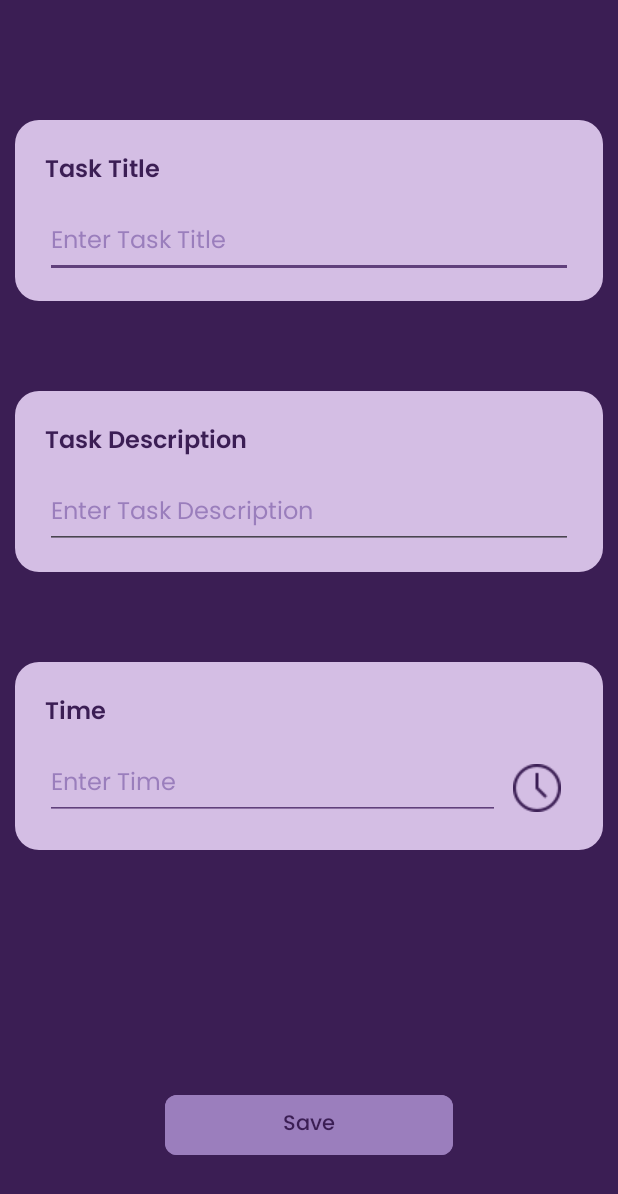
After one commit to Poppy-git/TaskManagerApp, an Android app: the AddDaily screen opened directly, with no data from a screen before it, on a phone screen of 412 x 824 dp. The commit adds this screen. Shown: the top 1194 px of the screen. Run offline under Robolectric (Android 15) with nearby library versions, the phone set to English and light mode, and no system bars.

Commit message:
add daily

```diff
--- /dev/null
+++ b/app/src/main/java/com/example/taskmanagerapp/AddDaily.java
@@ -0,0 +1,87 @@
+package com.example.taskmanagerapp;
+
+import android.content.Intent;
+import android.os.Bundle;
+import android.view.View;
+import android.widget.Button;
+import android.widget.EditText;
+import android.widget.ImageButton;
+import android.widget.TextView;
+
+import androidx.activity.EdgeToEdge;
+import androidx.appcompat.app.AppCompatActivity;
+import androidx.core.graphics.Insets;
+import androidx.core.view.ViewCompat;
+import androidx.core.view.WindowInsetsCompat;
+
+import com.example.taskmanagerapp.entity.Task;
+import com.example.taskmanagerapp.helper.DatabaseHelper;
+import com.google.android.material.timepicker.MaterialTimePicker;
+import com.google.android.material.timepicker.TimeFormat;
+
+import java.text.MessageFormat;
+import java.util.Locale;
+
+public class AddDaily extends AppCompatActivity {
+
+
+    EditText txtTitle, txtDescription;
+    TextView txtEnterTime;
+    ImageButton btnclock;
+    Button btnsave;
+
+    @Override
+    protected void onCreate(Bundle savedInstanceState) {
+        super.onCreate(savedInstanceState);
+        EdgeToEdge.enable(this);
+        setContentView(R.layout.activity_add_daily);
+        ViewCompat.setOnApplyWindowInsetsListener(findViewById(R.id.main), (v, insets) -> {
+            Insets systemBars = insets.getInsets(WindowInsetsCompat.Type.systemBars());
+            v.setPadding(systemBars.left, systemBars.top, systemBars.right, systemBars.bottom);
+            return insets;
+        });
+
+            txtTitle = findViewById(R.id.txtTitle);
+            txtDescription = findViewById(R.id.txtDescription);
+            txtEnterTime = findViewById(R.id.txtEnterTime);
+            btnclock = findViewById(R.id.btnClock);
+            btnsave = findViewById(R.id.btnsave);
+
+            btnclock.setOnClickListener(new View.OnClickListener() {
+                @Override
+                public void onClick(View v) {
+                    MaterialTimePicker timePicker = new MaterialTimePicker.Builder()
+                            .setTimeFormat(TimeFormat.CLOCK_12H)
+                            .setHour(12)
+                            .setMinute(0)
+                            .setInputMode(MaterialTimePicker.INPUT_MODE_KEYBOARD)
+                            .setTitleText("Pick Time")
+                            .build();
+                    timePicker.addOnPositiveButtonClickListener(new View.OnClickListener(){
+
+                        @Override
+                        public void onClick(View v) {
+                            txtEnterTime.setText(MessageFormat.format("{0}:{1}", String.format(Locale.getDefault(), "%02d",timePicker.getHour()),String.format(Locale.getDefault(),"%02d",timePicker.getMinute())));
+                        }
+                    });
+                    timePicker.show(getSupportFragmentManager(),"tag");
+                }
+            });
+
+
+            btnsave.setOnClickListener(v-> {
+                String taskTitle =txtTitle.getText().toString();
+                String taskDescription = txtDescription.getText().toString();
+                String taskTime = txtEnterTime.getText().toString();
+
+
+                DatabaseHelper dh = new DatabaseHelper(AddDaily.this);
+                Task task = new Task(taskTitle, taskDescription, taskTime);
+                dh.createTask(task);
+
+                Intent i = new Intent(AddDaily.this, AddEdit.class);
+                startActivity(i);
+                finish();
+            });
+    }
+}
--- a/app/src/main/java/com/example/taskmanagerapp/AddEdit.java
+++ b/app/src/main/java/com/example/taskmanagerapp/AddEdit.java
@@ -1,14 +1,31 @@
 package com.example.taskmanagerapp;
 
+import android.content.Intent;
+import android.database.Cursor;
 import android.os.Bundle;
+import android.widget.Button;
+import android.widget.Toast;
 
 import androidx.activity.EdgeToEdge;
 import androidx.appcompat.app.AppCompatActivity;
 import androidx.core.graphics.Insets;
 import androidx.core.view.ViewCompat;
 import androidx.core.view.WindowInsetsCompat;
+import androidx.recyclerview.widget.LinearLayoutManager;
+import androidx.recyclerview.widget.RecyclerView;
+
+import com.example.taskmanagerapp.entity.Task;
+import com.example.taskmanagerapp.helper.DatabaseHelper;
+import com.example.taskmanagerapp.helper.TaskAdapter;
+
+import java.util.ArrayList;
 
 public class AddEdit extends AppCompatActivity {
+
+    Button btnNewTask;
+    RecyclerView rvTask;
+
+    ArrayList<Task> taskList = new ArrayList<>();
 
     @Override
     protected void onCreate(Bundle savedInstanceState) {
@@ -20,5 +37,44 @@ public class AddEdit extends AppCompatActivity {
             v.setPadding(systemBars.left, systemBars.top, systemBars.right, systemBars.bottom);
             return insets;
         });
+
+        btnNewTask = findViewById(R.id.btnNewTask);
+        RecyclerView rvTask = findViewById(R.id.rvTask);
+
+
+        rvTask.setScrollbarFadingEnabled(false);
+
+        btnNewTask.setOnClickListener( v-> {
+            Intent i = new Intent(AddEdit.this, AddDaily.class);
+            startActivity(i);
+            finish();
+
+        });
+
+
+        DatabaseHelper dh = new DatabaseHelper(AddEdit.this);
+        Cursor cur = dh.readAllTask();
+
+        if(cur.getCount()==0) {
+            //NO DATA
+        } else {
+
+            while (cur.moveToNext()) {
+                Task t = new Task (cur.getString(1), cur.getString(2),"Due at " +  cur.getString(3) );
+
+                taskList.add(t);
+            }
+
+            //Toast.makeText(this, taskList.size() + "", Toast.LENGTH_SHORT).show();
+        }
+
+        TaskAdapter taskAdapter = new TaskAdapter(AddEdit.this, taskList);
+        rvTask.setAdapter(taskAdapter);
+        rvTask.setLayoutManager(new LinearLayoutManager(AddEdit.this));
+
+
+
+
+
     }
 }
--- /dev/null
+++ b/app/src/main/res/layout/activity_add_daily.xml
@@ -0,0 +1,163 @@
+<?xml version="1.0" encoding="utf-8"?>
+<LinearLayout xmlns:android="http://schemas.android.com/apk/res/android"
+    xmlns:app="http://schemas.android.com/apk/res-auto"
+    xmlns:tools="http://schemas.android.com/tools"
+    android:id="@+id/main"
+    android:layout_width="match_parent"
+    android:layout_height="match_parent"
+    android:background="@color/bgColor"
+    android:backgroundTint="@color/bgColor"
+    android:orientation="vertical"
+    tools:context=".AddDaily">
+
+    <LinearLayout
+        android:layout_width="match_parent"
+        android:layout_height="wrap_content"
+        android:layout_marginLeft="10dp"
+        android:layout_marginTop="80dp"
+        android:layout_marginRight="10dp"
+        android:background="@drawable/rounded_background"
+        android:orientation="vertical">
+
+        <TextView
+            android:id="@+id/txtTaskTitle"
+            android:layout_width="wrap_content"
+            android:layout_height="wrap_content"
+            android:layout_marginLeft="20dp"
+            android:layout_marginTop="20dp"
+            android:layout_marginBottom="10dp"
+            android:fontFamily="@font/poppins_semibold"
+            android:text="Task Title"
+            android:textColor="@color/bgColor"
+            android:textSize="16sp" />
+
+        <EditText
+            android:id="@+id/txtTitle"
+            android:layout_width="match_parent"
+            android:layout_height="wrap_content"
+            android:layout_marginLeft="20dp"
+            android:layout_marginRight="20dp"
+            android:layout_marginBottom="15dp"
+            android:backgroundTint="@color/terColor"
+            android:ems="10"
+            android:fontFamily="@font/poppins"
+            android:hint="Enter Task Title"
+            android:inputType="text"
+            android:textColor="@color/bgColor"
+            android:textColorHint="@color/textHint"
+            android:textSize="16sp" />
+    </LinearLayout>
+
+    <LinearLayout
+        android:layout_width="match_parent"
+        android:layout_height="wrap_content"
+        android:layout_marginLeft="10dp"
+        android:layout_marginTop="60dp"
+        android:layout_marginRight="10dp"
+        android:background="@drawable/rounded_background"
+        android:orientation="vertical">
+
+        <TextView
+            android:id="@+id/txtTaskDescript"
+            android:layout_width="wrap_content"
+            android:layout_height="wrap_content"
+            android:layout_marginLeft="20dp"
+            android:layout_marginTop="20dp"
+            android:layout_marginBottom="10dp"
+            android:fontFamily="@font/poppins_semibold"
+            android:text="Task Description"
+            android:textColor="@color/bgColor"
+            android:textSize="16sp" />
+
+        <EditText
+            android:id="@+id/txtDescription"
+            android:layout_width="match_parent"
+            android:layout_height="wrap_content"
+            android:layout_marginLeft="20dp"
+            android:layout_marginRight="20dp"
+            android:layout_marginBottom="15dp"
+            android:ems="10"
+            android:fontFamily="@font/poppins"
+            android:hint="Enter Task Description"
+            android:inputType="text"
+            android:textColor="@color/bgColor"
+            android:textColorHint="@color/textHint"
+            android:textSize="16sp" />
+
+    </LinearLayout>
+
+    <LinearLayout
+        android:layout_width="match_parent"
+        android:layout_height="wrap_content"
+        android:layout_marginLeft="10dp"
+        android:layout_marginTop="60dp"
+        android:layout_marginRight="10dp"
+        android:background="@drawable/rounded_background"
+        android:orientation="vertical">
+
+        <TextView
+            android:id="@+id/txtTime"
+            android:layout_width="wrap_content"
+            android:layout_height="wrap_content"
+            android:layout_marginLeft="20dp"
+            android:layout_marginTop="20dp"
+            android:layout_marginBottom="10dp"
+            android:fontFamily="@font/poppins_semibold"
+            android:text="Time"
+            android:textColor="@color/bgColor"
+            android:textSize="16sp" />
+
+        <LinearLayout
+            android:layout_width="match_parent"
+            android:layout_height="wrap_content"
+            android:layout_marginLeft="20dp"
+            android:layout_marginRight="20dp"
+            android:layout_marginBottom="15dp"
+            android:orientation="horizontal">
+
+            <EditText
+                android:id="@+id/txtEnterTime"
+                android:layout_width="wrap_content"
+                android:layout_height="wrap_content"
+                android:backgroundTint="@color/terColor"
+                android:ems="13"
+                android:fontFamily="@font/poppins"
+                android:hint="Enter Time"
+                android:inputType="time"
+                android:textColor="@color/bgColor"
+                android:textColorHint="@color/textHint"
+                android:textSize="16sp" />
+
+            <ImageButton
+                android:id="@+id/btnClock"
+                android:layout_width="wrap_content"
+                android:layout_height="wrap_content"
+                android:backgroundTint="#00FFFFFF"
+                app:tint="@color/bgColor"
+                app:srcCompat="@drawable/clock" />
+        </LinearLayout>
+    </LinearLayout>
+
+    <LinearLayout
+        android:layout_width="match_parent"
+        android:layout_height="match_parent"
+        android:gravity="bottom|center_horizontal"
+        android:orientation="vertical">
+
+        <Button
+            android:id="@+id/btnsave"
+            android:layout_width="match_parent"
+            android:layout_height="wrap_content"
+            android:layout_marginLeft="110dp"
+            android:layout_marginTop="30dp"
+            android:layout_marginRight="110dp"
+            android:layout_marginBottom="50dp"
+            android:backgroundTint="@color/secondaryColor"
+            android:fontFamily="@font/poppins_medium"
+            android:text="Save"
+            android:textColor="@color/bgColor"
+            android:textSize="14sp"
+            app:cornerRadius="8dp" />
+    </LinearLayout>
+
+</LinearLayout>
--- a/app/src/main/res/values/colors.xml
+++ b/app/src/main/res/values/colors.xml
@@ -6,5 +6,6 @@
     <color name="mainColor"> #D4BEE4</color>
     <color name="secondaryColor">#9B7EBD</color>
     <color name="terColor">#60407B</color>
+    <color name="textHint">#9A7EBC</color>
 
 </resources>
```
Also changed, not shown: app/src/main/AndroidManifest.xml (+5 -2 lines), app/src/main/res/drawable/clock.png (added).
